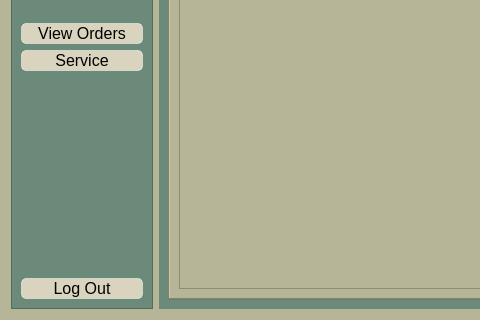
Qt form Final project3/admin.ui (Rhainer13/IM-Project) before a commit; both pictures show x 0 to 480 and y 280 to 600 of the 1007 by 600 pixel window.
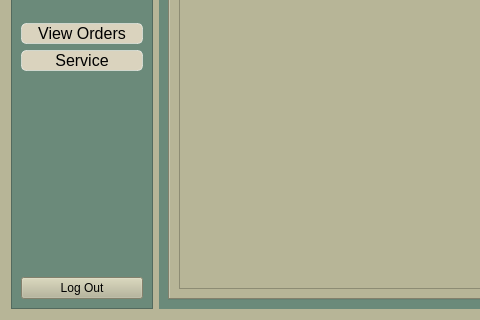
The same form after that commit.

Diff of the .ui file:
```diff
--- a/Final project3/admin.ui
+++ b/Final project3/admin.ui
@@ -204,7 +204,8 @@
        <widget class="QPushButton" name="logOut">
         <property name="styleSheet">
          <string notr="true">QPushButton{
-background-color: rgb(218, 211, 190);
+
+background-color: #e74c3c;
 color: black;
 border: 1px solid rgba(255, 255, 255, 0.5);
 border-radius: 5px;
@@ -221,7 +222,7 @@
 background-color: rgba(255, 255, 255, 0.1);
 }
 
-</string>
+s</string>
         </property>
         <property name="text">
          <string>Log Out</string>
```
Left out of the diff: 2 changed lines with no effect on the pictures.
